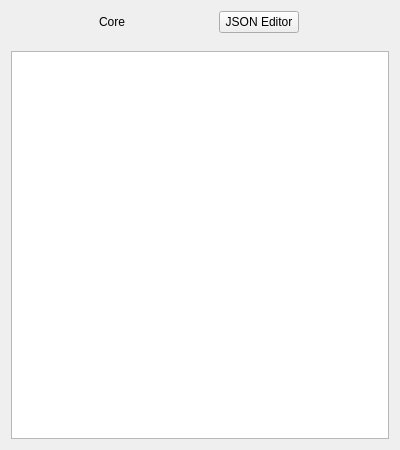
Old version of the form include/ui/profile/edit_custom.ui in the repository throneproj/Throne.
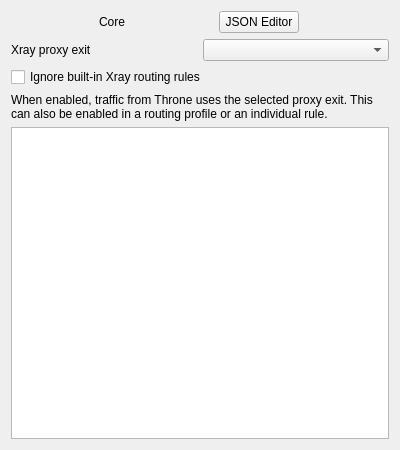
New version of the form.

Commit message: Route apps and domains through custom Xray profiles

Diff of the .ui file:
```diff
--- a/include/ui/profile/edit_custom.ui
+++ b/include/ui/profile/edit_custom.ui
@@ -59,12 +59,19 @@
       <property name="bottomMargin">
        <number>0</number>
       </property>
+      <item>
+       <widget class="QLabel" name="routeExitLabel">
+        <property name="text"><string>Xray proxy exit</string></property>
+        <property name="buddy"><cstring>routeExit</cstring></property>
+       </widget>
+      </item>
+      <item><widget class="QComboBox" name="routeExit"/></item>
      </layout>
     </widget>
    </item>
    <item>
     <widget class="QWidget" name="w_ext2" native="true">
-     <layout class="QHBoxLayout" name="horizontalLayout_3">
+     <layout class="QVBoxLayout" name="routingOptionsLayout">
       <property name="leftMargin">
        <number>0</number>
       </property>
@@ -77,6 +84,17 @@
       <property name="bottomMargin">
        <number>0</number>
       </property>
+      <item>
+       <widget class="QCheckBox" name="ignoreXrayRouting">
+        <property name="text"><string>Ignore built-in Xray routing rules</string></property>
+       </widget>
+      </item>
+      <item>
+       <widget class="QLabel" name="ignoreXrayRoutingHint">
+        <property name="text"><string>When enabled, traffic from Throne uses the selected proxy exit. This can also be enabled in a routing profile or an individual rule.</string></property>
+        <property name="wordWrap"><bool>true</bool></property>
+       </widget>
+      </item>
      </layout>
     </widget>
    </item>
```
The commit also changes 34 other files.
